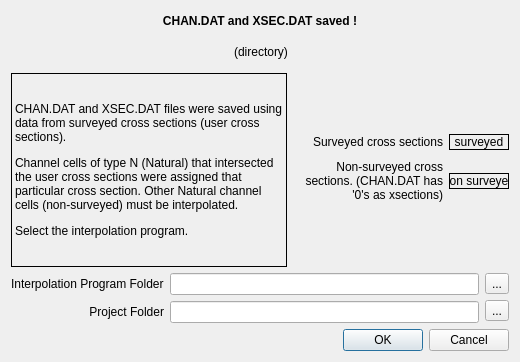
Before: the Qt Designer form flo2d/ui/interpolate_xsections.ui in FLO-2DSoftware/qgis-flo-2d-plugin, drawn with Qt 5.
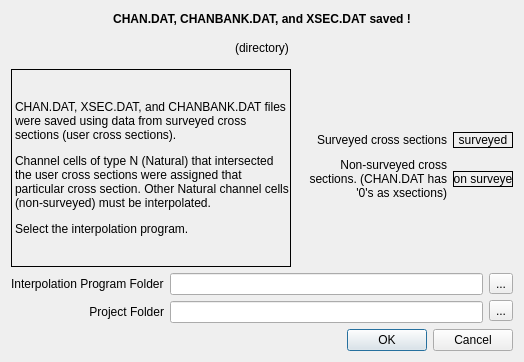
After: the same form once the commit is applied.

Commit message:
Render non-interpolated grid elevation
- ...and create 'col' and 'row' fields for grid layer.
- ...and fix XS plots for trapezoidal and rectangular plots.

```diff
--- a/flo2d/ui/interpolate_xsections.ui
+++ b/flo2d/ui/interpolate_xsections.ui
@@ -6,7 +6,7 @@
    <rect>
     <x>0</x>
     <y>0</y>
-    <width>520</width>
+    <width>524</width>
     <height>362</height>
    </rect>
   </property>
@@ -24,7 +24,7 @@
   </property>
   <property name="maximumSize">
    <size>
-    <width>520</width>
+    <width>699</width>
     <height>16777215</height>
    </size>
   </property>
@@ -205,19 +205,6 @@
      <item row="0" column="0">
       <layout class="QGridLayout" name="gridLayout">
        <item row="0" column="0">
-        <spacer name="horizontalSpacer">
-         <property name="orientation">
-          <enum>Qt::Horizontal</enum>
-         </property>
-         <property name="sizeHint" stdset="0">
-          <size>
-           <width>118</width>
-           <height>20</height>
-          </size>
-         </property>
-        </spacer>
-       </item>
-       <item row="0" column="1">
         <widget class="QLabel" name="header_lbl_2">
          <property name="sizePolicy">
           <sizepolicy hsizetype="Fixed" vsizetype="Fixed">
@@ -227,37 +214,24 @@
          </property>
          <property name="minimumSize">
           <size>
-           <width>210</width>
+           <width>350</width>
            <height>16</height>
           </size>
          </property>
          <property name="maximumSize">
           <size>
-           <width>210</width>
+           <width>350</width>
            <height>16</height>
           </size>
          </property>
          <property name="text">
-          <string>&lt;html&gt;&lt;head/&gt;&lt;body&gt;&lt;p&gt;&lt;span style=&quot; font-weight:600;&quot;&gt;CHAN.DAT and XSEC.DAT saved  !&lt;/span&gt;&lt;/p&gt;&lt;/body&gt;&lt;/html&gt;</string>
+          <string>&lt;html&gt;&lt;head/&gt;&lt;body&gt;&lt;p&gt;&lt;span style=&quot; font-weight:600;&quot;&gt;CHAN.DAT, CHANBANK.DAT,  and XSEC.DAT saved !&lt;/span&gt;&lt;/p&gt;&lt;/body&gt;&lt;/html&gt;</string>
          </property>
          <property name="alignment">
           <set>Qt::AlignCenter</set>
          </property>
         </widget>
        </item>
-       <item row="0" column="2">
-        <spacer name="horizontalSpacer_2">
-         <property name="orientation">
-          <enum>Qt::Horizontal</enum>
-         </property>
-         <property name="sizeHint" stdset="0">
-          <size>
-           <width>118</width>
-           <height>20</height>
-          </size>
-         </property>
-        </spacer>
-       </item>
       </layout>
      </item>
      <item row="1" column="0">
@@ -341,7 +315,7 @@
       <enum>QFrame::Panel</enum>
      </property>
      <property name="text">
-      <string>&lt;html&gt;&lt;head/&gt;&lt;body&gt;&lt;p&gt;CHAN.DAT and XSEC.DAT files were saved using data from surveyed cross sections (user cross sections). &lt;/p&gt;&lt;p&gt;Channel cells of type N (Natural) that intersected the user cross sections were assigned that particular cross section. Other Natural channel cells (non-surveyed) must be interpolated. &lt;/p&gt;&lt;p&gt;Select the interpolation program.&lt;/p&gt;&lt;/body&gt;&lt;/html&gt;</string>
+      <string>&lt;html&gt;&lt;head/&gt;&lt;body&gt;&lt;p&gt;CHAN.DAT,  XSEC.DAT, and CHANBANK.DAT files were saved using data from surveyed cross sections (user cross sections). &lt;/p&gt;&lt;p&gt;Channel cells of type N (Natural) that intersected the user cross sections were assigned that particular cross section. Other Natural channel cells (non-surveyed) must be interpolated. &lt;/p&gt;&lt;p&gt;Select the interpolation program.&lt;/p&gt;&lt;/body&gt;&lt;/html&gt;</string>
      </property>
      <property name="wordWrap">
       <bool>true</bool>
```
Left out of the diff: 360 changed lines with no effect on the pictures. The commit also changes 14 other files.
